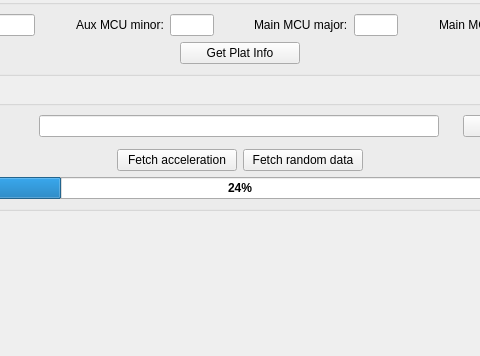
Qt form src/BleDev.ui (mooltipass/moolticute) before a commit; both pictures show x 185 to 665 and y 219 to 575 of the 900 by 575 pixel window.
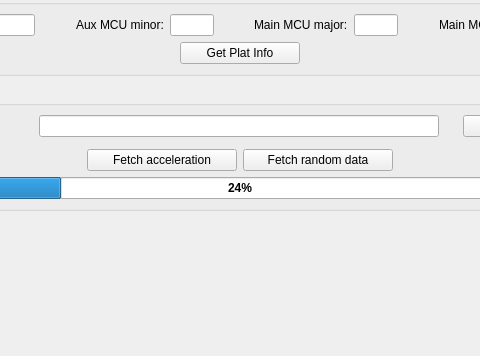
The same form after that commit.

Commit message: Fetch data button size adjustment for Linux

What changed in the file:
```diff
--- a/src/BleDev.ui
+++ b/src/BleDev.ui
@@ -711,13 +711,13 @@
          <widget class="QPushButton" name="btnFetchAccData">
           <property name="minimumSize">
            <size>
-            <width>120</width>
+            <width>150</width>
             <height>0</height>
            </size>
           </property>
           <property name="maximumSize">
            <size>
-            <width>135</width>
+            <width>150</width>
             <height>16777215</height>
            </size>
           </property>
@@ -736,13 +736,13 @@
          <widget class="QPushButton" name="btnFetchRandomData">
           <property name="minimumSize">
            <size>
-            <width>120</width>
+            <width>150</width>
             <height>0</height>
            </size>
           </property>
           <property name="maximumSize">
            <size>
-            <width>135</width>
+            <width>150</width>
             <height>16777215</height>
            </size>
           </property>
```
